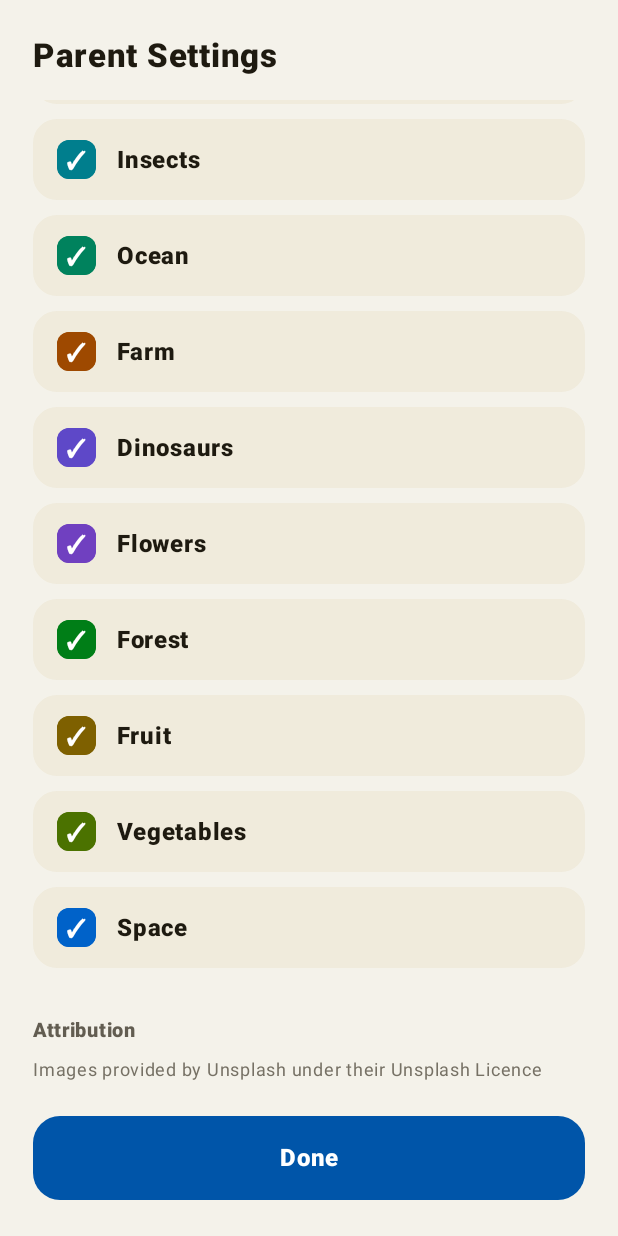
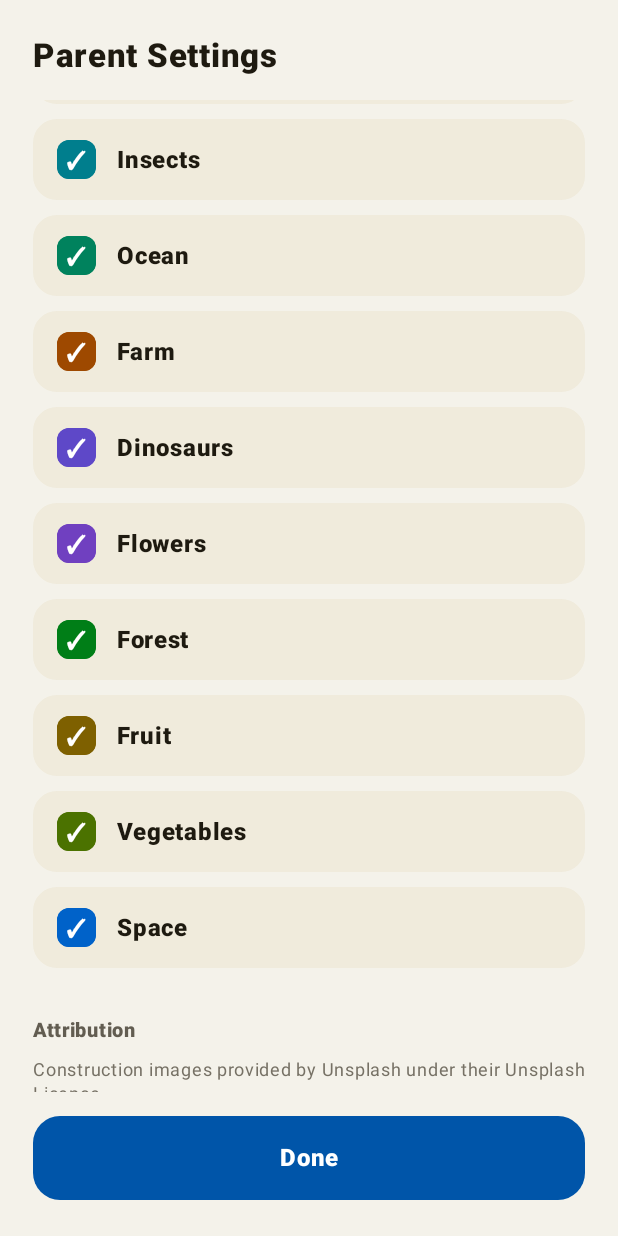
Before and after one commit to ivancesar/kid-android-image-app, an Android app built with Jetpack Compose: the composable SettingsScreen called with empty values, scrolled down 462 dp, on a phone screen of 412 x 824 dp. Run offline under Robolectric (Android 15) with nearby library versions, the phone set to English and light mode, and no system bars.

Commit message:
Give Space twelve NASA photographs, and credit them
Twelve, where Construction has fourteen. Nothing expects two photographed
themes to agree on a count — labelCount is per theme precisely so it can say
so — and the folder held twelve worth showing.

Attribution grows a second line. One blanket "Images provided by Unsplash"
stopped being true the moment a second theme got its pictures somewhere else,
so each notice now names the category it covers: Unsplash for Construction,
NASA for Space. That wording was approved before Space existed, so the change
is worth a look; a notice crediting the wrong source for a category is worse
than no notice at all. NASA's material is not copyrighted, so the credit is
courtesy rather than obligation, and the Unsplash photographers' names stay
under the line they belong to.

labels_space is rewritten to describe the twelve, replacing eight stand-ins
that named a rocket launch, an astronaut and a cartoon alien spaceship — none
of which are among them. Like Construction's, it is a roster rather than
content: a photographed theme shows the picture and nothing else. Three of the
new entries carry apostrophes, which aapt2 rejects unescaped with a
NullPointerException about a missing attribute rather than anything mentioning
quoting.

Not included: PTSD.png, which sits in the same folder but is a war meme rather
than a photograph of anything in space.

Co-Authored-By: Claude Opus 5 <noreply@anthropic.com>

```diff
--- a/app/src/main/java/com/kidsexplore/app/ui/screens/SettingsScreen.kt
+++ b/app/src/main/java/com/kidsexplore/app/ui/screens/SettingsScreen.kt
@@ -179,8 +179,11 @@ fun SettingsScreen(
  * Last in the list for the same reason — nothing here is an action, so it
  * should not sit between a parent and the controls that are.
  *
- * The Unsplash License asks for no credit at all, so the second line is a
- * courtesy; the first is the notice itself, and is the part that has to stay.
+ * One line per source, each naming the category it covers: a single blanket
+ * line stopped being true the moment a second theme got its pictures
+ * somewhere else. The Unsplash License asks for no credit and NASA's
+ * material is not copyrighted at all, so the photographers' names are a
+ * courtesy; the notices are the part that has to stay.
  */
 @Composable
 private fun Attribution() {
@@ -213,6 +216,16 @@ private fun Attribution() {
                 R.string.attribution_photographers_line,
                 stringResource(R.string.attribution_photographers),
             ),
+            fontSize = 12.sp,
+            lineHeight = 16.sp,
+            color = NeutralColors.cancelText,
+        )
+        Text(
+            // A separate line rather than another clause on the Unsplash one:
+            // the two sources cover different categories and carry different
+            // terms, and NASA's material is not licensed so much as simply not
+            // copyrighted.
+            text = stringResource(R.string.attribution_nasa),
             fontSize = 12.sp,
             lineHeight = 16.sp,
             color = NeutralColors.cancelText,
--- a/app/src/main/res/values/strings.xml
+++ b/app/src/main/res/values/strings.xml
@@ -104,15 +104,24 @@
     </string-array>
 
     <string name="theme_space">Space</string>
+    <!--
+      Like Construction's, these are a roster rather than content: Space has
+      photographs, so nothing displays them. One entry per image, in the order
+      ThemeDef.SPACE_IMAGES lists them.
+    -->
     <string-array name="labels_space">
-        <item>Rocket launching into sky</item>
-        <item>Astronaut floating in space</item>
-        <item>Planet Saturn with its rings</item>
-        <item>Full moon close-up</item>
-        <item>Space shuttle on launch pad</item>
-        <item>Cartoon alien spaceship</item>
-        <item>Stars and a bright galaxy</item>
-        <item>Sun with orange flares</item>
+        <item>Earth from space, blue oceans under white clouds</item>
+        <item>Earth rising over the Moon\'s grey craters</item>
+        <item>The Moon glowing red during an eclipse</item>
+        <item>An eclipse in stages above a field of sunflowers</item>
+        <item>Jupiter\'s swirling orange and white cloud bands</item>
+        <item>Saturn\'s rings lit from behind by the Sun</item>
+        <item>The colourful remains of a star that exploded</item>
+        <item>The Pillars of Creation, towers of dust and gas</item>
+        <item>Bright new stars above a glowing dust cloud</item>
+        <item>A huge red cloud of gas dotted with stars</item>
+        <item>A spiral galaxy with a bright glowing centre</item>
+        <item>Two spiral galaxies swirling past each other</item>
     </string-array>
 
     <string name="theme_trains">Trains</string>
@@ -223,14 +232,20 @@
         <item>Bell peppers in three colors</item>
     </string-array>
     <!--
-      Attribution. The Unsplash License does not require credit, but the
-      photographers get it anyway; the notice itself is what the app owes the
-      source. The names are a proper noun list, so they are not translatable;
-      they are substituted into a line that is, so the separator and the word
-      order stay with the language rather than being glued on in Kotlin.
+      Attribution. One line per source, each naming the category it covers —
+      a single blanket line stopped being true the moment a second theme got
+      its pictures somewhere else.
+
+      The Unsplash License does not require credit and NASA's material is not
+      copyrighted at all, but the photographers get named anyway; the notices
+      themselves are what the app owes its sources. The names are a proper noun
+      list, so they are not translatable; they are substituted into a line that
+      is, so the separator and the word order stay with the language rather
+      than being glued on in Kotlin.
     -->
     <string name="settings_attribution">Attribution</string>
-    <string name="attribution_images">Images provided by Unsplash under their Unsplash Licence</string>
+    <string name="attribution_images">Construction images provided by Unsplash under their Unsplash Licence</string>
     <string name="attribution_photographers_line">Photographs by: %1$s</string>
+    <string name="attribution_nasa">Space images are courtesy of NASA</string>
     <string name="attribution_photographers" translatable="false">Abdul Zreika, Anatol Rurac, Bernd Dittrich, Chandler Cruttenden, David Griffiths, Jamar Penny, Jason Jarrach, Maria Lupan, Michael Kora, Michal Vrba, Nihar Reddy Jangam, Wioletta Płonkowska</string>
 </resources>
```
Also changed, not shown: app/src/main/java/com/kidsexplore/app/model/ThemeDef.kt (+28 -3 lines), app/src/main/res/drawable-nodpi/img_space_01.jpg (added), app/src/main/res/drawable-nodpi/img_space_02.jpg (added), app/src/main/res/drawable-nodpi/img_space_03.jpg (added), app/src/main/res/drawable-nodpi/img_space_04.jpg (added), app/src/main/res/drawable-nodpi/img_space_05.jpg (added), app/src/main/res/drawable-nodpi/img_space_06.jpg (added), app/src/main/res/drawable-nodpi/img_space_07.jpg (added), app/src/main/res/drawable-nodpi/img_space_08.jpg (added), app/src/main/res/drawable-nodpi/img_space_09.jpg (added), app/src/main/res/drawable-nodpi/img_space_10.jpg (added), app/src/main/res/drawable-nodpi/img_space_11.jpg (added), app/src/main/res/drawable-nodpi/img_space_12.jpg (added), 3 other files.
